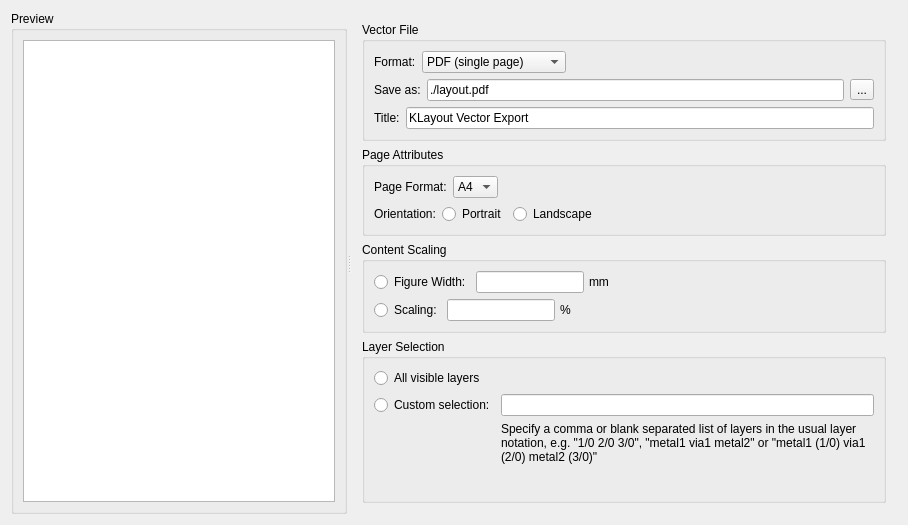
This is pymacros/VectorFileExportDialog.ui in iic-jku/klayout-vector-file-export as Qt 5 draws it before an edit. The edited form follows.
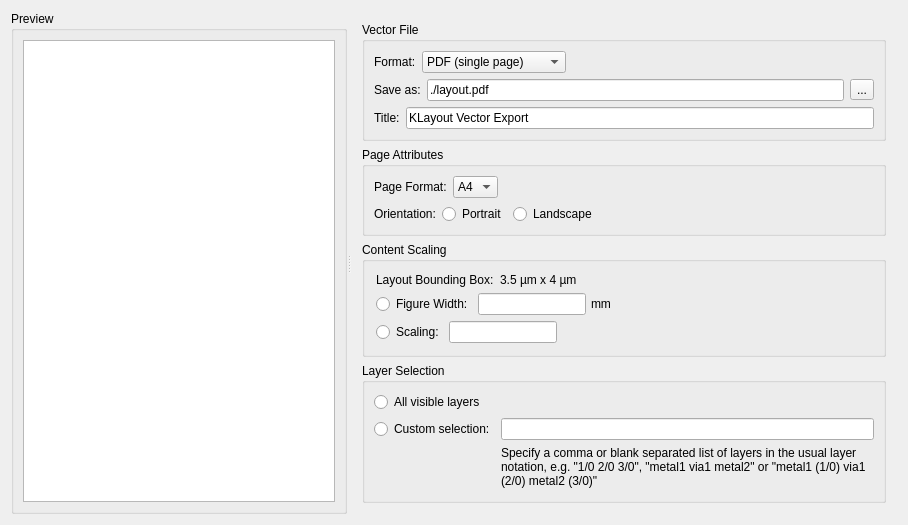
This is the edited form.

Diff of the .ui file:
```diff
--- a/pymacros/VectorFileExportDialog.ui
+++ b/pymacros/VectorFileExportDialog.ui
@@ -285,21 +285,36 @@
           <string>Content Scaling</string>
          </property>
          <layout class="QVBoxLayout" name="verticalLayout_9">
-          <property name="spacing">
-           <number>6</number>
-          </property>
-          <property name="leftMargin">
-           <number>9</number>
-          </property>
-          <property name="topMargin">
-           <number>9</number>
-          </property>
-          <property name="rightMargin">
-           <number>9</number>
-          </property>
-          <property name="bottomMargin">
-           <number>9</number>
-          </property>
+          <item>
+           <layout class="QHBoxLayout" name="horizontalLayout_17">
+            <item>
+             <widget class="QLabel" name="label">
+              <property name="sizePolicy">
+               <sizepolicy hsizetype="Preferred" vsizetype="Preferred">
+                <horstretch>0</horstretch>
+                <verstretch>0</verstretch>
+               </sizepolicy>
+              </property>
+              <property name="text">
+               <string>Layout Bounding Box:</string>
+              </property>
+             </widget>
+            </item>
+            <item>
+             <widget class="QLabel" name="bounding_box_lb">
+              <property name="sizePolicy">
+               <sizepolicy hsizetype="MinimumExpanding" vsizetype="Preferred">
+                <horstretch>0</horstretch>
+                <verstretch>0</verstretch>
+               </sizepolicy>
+              </property>
+              <property name="text">
+               <string>3.5 µm x 4 µm</string>
+              </property>
+             </widget>
+            </item>
+           </layout>
+          </item>
           <item>
            <layout class="QHBoxLayout" name="horizontalLayout_2">
             <property name="spacing">
@@ -366,13 +381,6 @@
               </property>
              </widget>
             </item>
-            <item>
-             <widget class="QLabel" name="label_8">
-              <property name="text">
-               <string>%</string>
-              </property>
-             </widget>
-            </item>
             <item>
              <spacer name="spacer_10">
               <property name="orientation">
```
